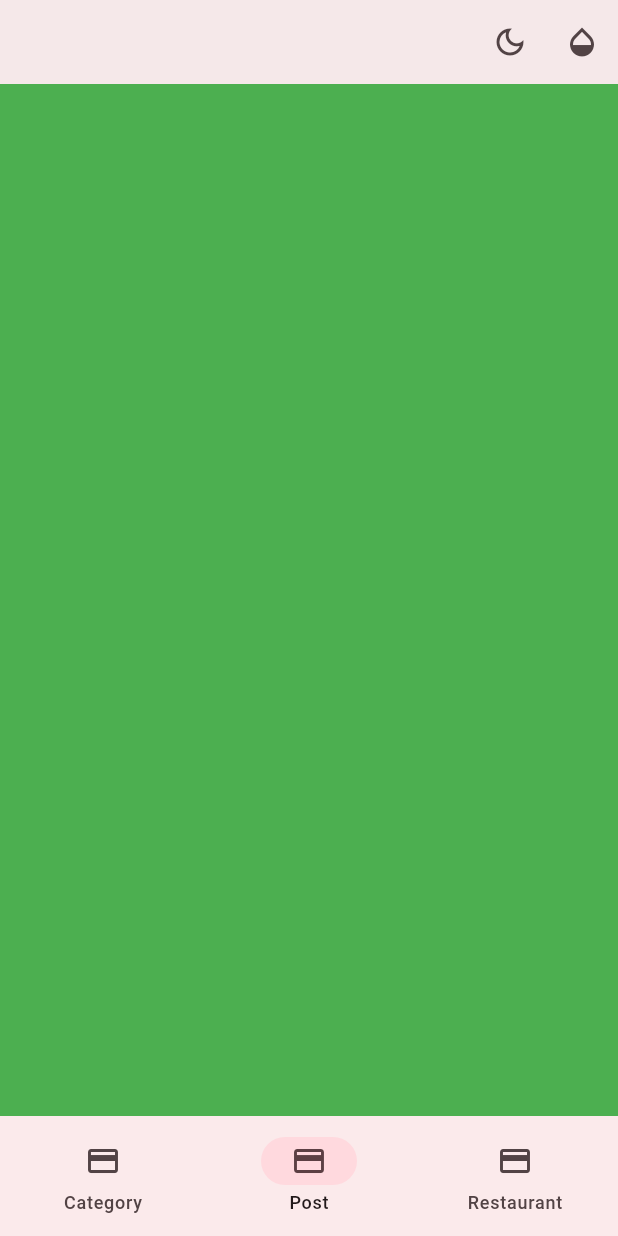
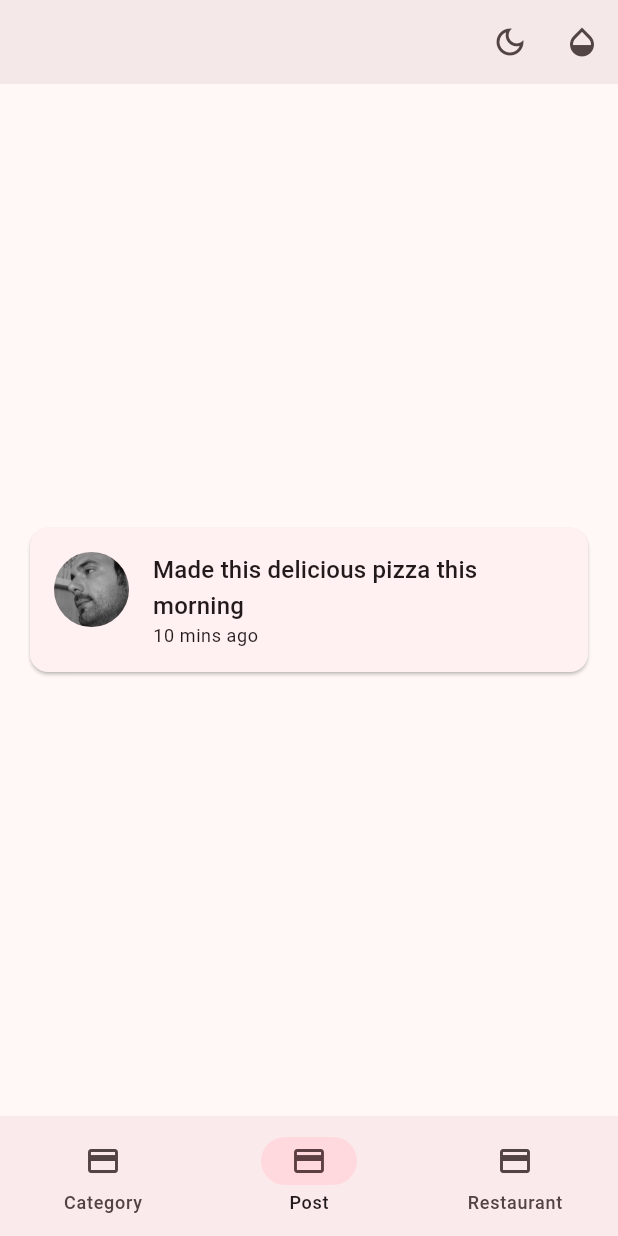
Before and after one commit to MFahadUmer/flutter-practice, a Flutter app: the screen it shows after launch, item 2 of the bottom bar chosen, on a phone screen of 412 x 824 dp. Run offline on Flutter 3.47's test engine with Material 3 defaults, Android fonts, the phone set to English and light mode, and no system bars.

Commit message:
Finished Chapter 3 and 4

```diff
--- /dev/null
+++ b/ch03_widgets/lib/components/post_card.dart
@@ -0,0 +1,48 @@
+import 'package:flutter/material.dart';
+import '../models/models.dart';
+
+class PostCard extends StatelessWidget {
+  const PostCard({super.key, required this.post});
+
+  final Post post;
+  @override
+  Widget build(BuildContext context) {
+    final textTheme = Theme.of(context)
+        .textTheme
+        .apply(bodyColor: Theme.of(context).colorScheme.onSurface);
+    return Card(
+      child: Padding(
+        padding: const EdgeInsets.all(16.0),
+        child: Row(
+          crossAxisAlignment: CrossAxisAlignment.start,
+          children: [
+            CircleAvatar(
+              radius: 25,
+              backgroundImage: AssetImage(post.profileImageUrl),
+            ),
+            const SizedBox(
+              width: 16.0,
+            ),
+            Expanded(
+                child: Column(
+              mainAxisSize: MainAxisSize.min,
+              crossAxisAlignment: CrossAxisAlignment.start,
+              children: [
+                Text(
+                  post.comment,
+                  maxLines: 2,
+                  overflow: TextOverflow.ellipsis,
+                  style: textTheme.titleMedium,
+                ),
+                Text(
+                  '${post.timestamp} mins ago',
+                  style: textTheme.bodySmall,
+                ),
+              ],
+            ))
+          ],
+        ),
+      ),
+    );
+  }
+}
--- a/ch03_widgets/lib/home.dart
+++ b/ch03_widgets/lib/home.dart
@@ -1,5 +1,7 @@
 import 'package:flutter/material.dart';
 import 'package:yummy/components/category_card.dart';
+import 'package:yummy/components/post_card.dart';
+import 'package:yummy/components/restaurant_card.dart';
 import 'package:yummy/models/models.dart';
 import '../components/color_button.dart';
 import '../components/theme_button.dart';
@@ -47,10 +49,18 @@ class _HomeState extends State<Home> {
         child: CategoryCard(category: categories[0]),
       ),
     ),
-    // TODO: Replace with Post Card
-    Container(color: Colors.green),
-    // TODO: Replace with Restaurant Landscape Card
-    Container(color: Colors.blue)
+    Center(
+      child: Padding(
+        padding: const EdgeInsets.all(16.0),
+        child: PostCard(post: posts[0]),
+      ),
+    ),
+    Center(
+      child: ConstrainedBox(
+        constraints: const BoxConstraints(maxHeight: 400),
+        child: RestaurantCard(restaurant: restaurants[0]),
+      ),
+    ),
   ];
 
   @override
```
Also changed, not shown: ch03_widgets/lib/components/restaurant_card.dart (added, +75 -0 lines).
